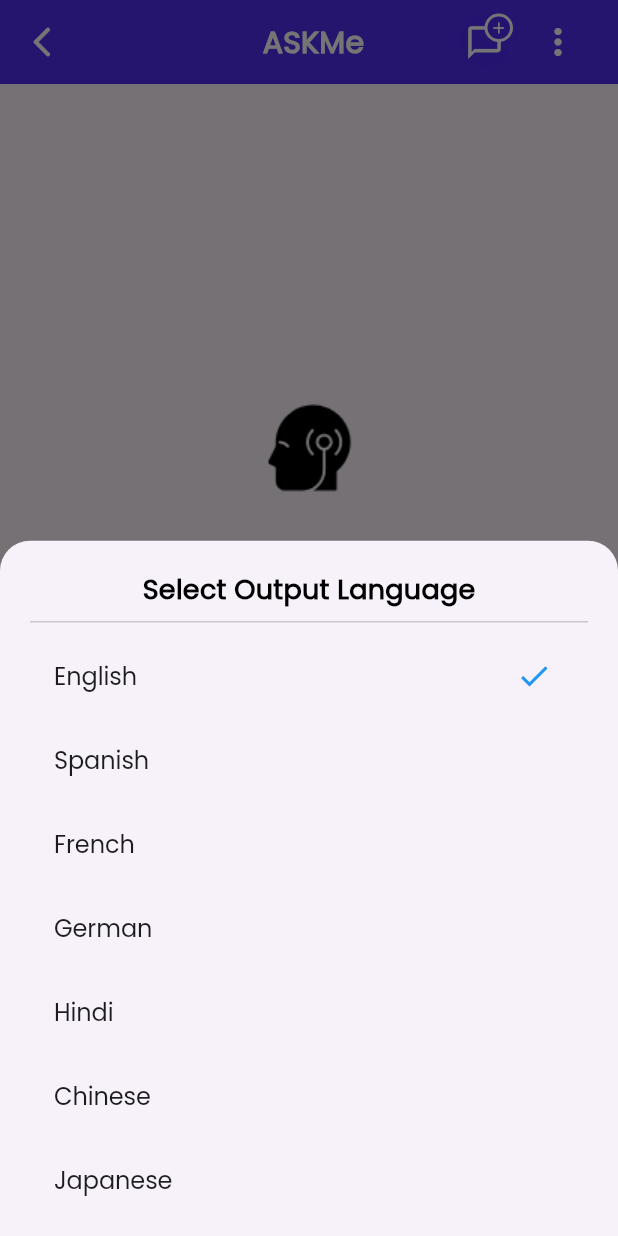
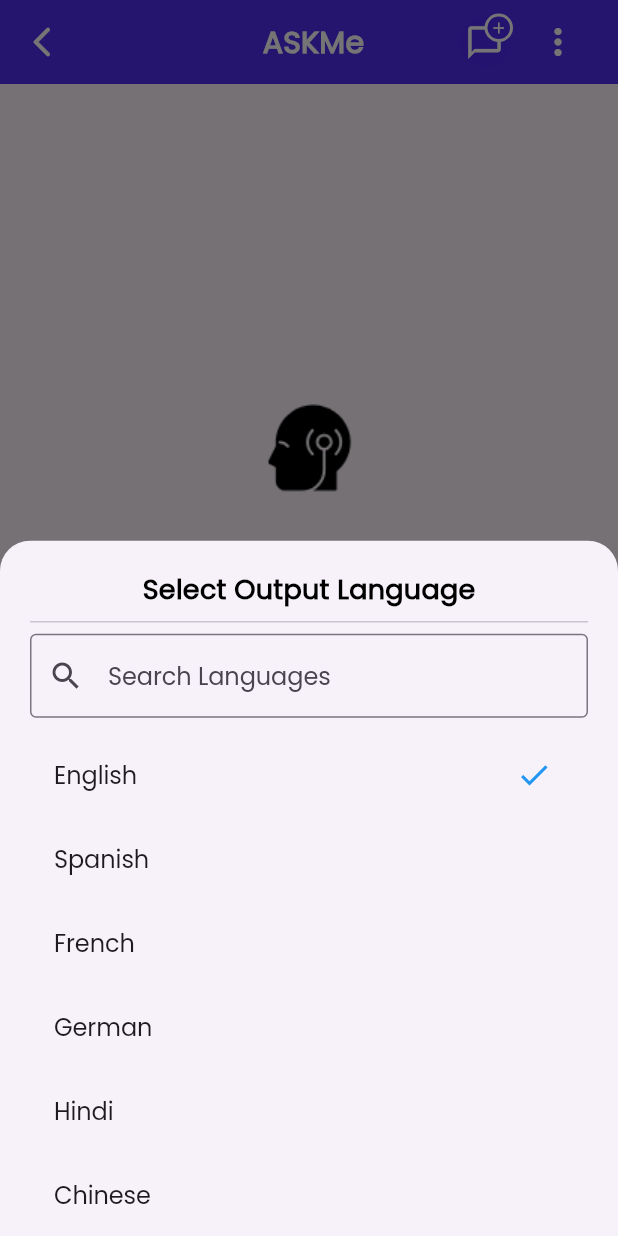
Before and after one commit to VSI0N/ACADEMe, a Flutter app: the ASKMe screen opened directly, item 2 of the bottom bar chosen, after a tap on the "more vert" icon, on a phone screen of 412 x 824 dp. Run offline on Flutter 3.47's test engine with Material 3 defaults, Android fonts, the phone set to English and light mode, and no system bars; our stand-ins replace cloud_firestore, file_picker, firebase_auth, firebase_core, google_sign_in, image_picker and 2 more; missing offline and left inert: record; accounts and stored records are empty.

Commit message:
Added Search and Scrolling feature in Output Languages

```diff
--- a/ACADEMe-frontend/lib/home/pages/ASKMe.dart
+++ b/ACADEMe-frontend/lib/home/pages/ASKMe.dart
@@ -7,6 +7,7 @@
 import 'dart:convert';
 import 'package:path_provider/path_provider.dart';
 import 'dart:io';
+import 'dart:async';
 
 class ASKMe extends StatefulWidget {
   @override
@@ -19,6 +20,29 @@
   final TextEditingController _textController = TextEditingController();
   final AudioRecorder _audioRecorder = AudioRecorder();
   bool _isRecording = false;
+
+  String searchQuery = "";
+  List<Map<String, String>> languages = [
+    {'name': 'English', 'code': 'en'},
+    {'name': 'Spanish', 'code': 'es'},
+    {'name': 'French', 'code': 'fr'},
+    {'name': 'German', 'code': 'de'},
+    {'name': 'Hindi', 'code': 'hi'},
+    {'name': 'Chinese', 'code': 'zh'},
+    {'name': 'Japanese', 'code': 'ja'},
+    {'name': 'Bengali', 'code': 'bn'},
+  ];
+
+  List<Map<String, String>> _getFilteredLanguages() {
+    if (searchQuery.isEmpty) {
+      return languages; // If search query is empty, show all languages
+    } else {
+      return languages
+          .where((language) =>
+          language['name']!.toLowerCase().contains(searchQuery.toLowerCase()))
+          .toList(); // Filter the languages based on the search query
+    }
+  }
 
   @override
   void dispose() {
@@ -241,24 +265,45 @@
     showModalBottomSheet(
       context: this.context,
       shape: RoundedRectangleBorder(
-          borderRadius: BorderRadius.vertical(top: Radius.circular(20))),
+        borderRadius: BorderRadius.vertical(top: Radius.circular(20)),
+      ),
       builder: (BuildContext modalContext) {
         return Padding(
           padding: EdgeInsets.all(20),
           child: Column(
             mainAxisSize: MainAxisSize.min,
             children: [
-              Text("Select Output Language",
-                  style: TextStyle(fontSize: 18, fontWeight: FontWeight.bold)),
+              Text(
+                "Select Output Language",
+                style: TextStyle(fontSize: 18, fontWeight: FontWeight.bold),
+              ),
               Divider(),
-              _languageTile("English", "en", modalContext),
-              _languageTile("Spanish", "es", modalContext),
-              _languageTile("French", "fr", modalContext),
-              _languageTile("German", "de", modalContext),
-              _languageTile("Hindi", "hi", modalContext),
-              _languageTile("Chinese", "zh", modalContext),
-              _languageTile("Japanese", "ja", modalContext),
-              _languageTile("Bengali", "bn", modalContext),
+              // Search bar with live filtering
+              TextField(
+                decoration: InputDecoration(
+                  labelText: 'Search Languages',
+                  border: OutlineInputBorder(),
+                  prefixIcon: Icon(Icons.search),
+                ),
+                onChanged: (query) {
+                  setState(() {
+                    searchQuery = query; // Update the search query immediately
+                  });
+                },
+              ),
+              SizedBox(height: 10),
+              // Scrollable list of filtered languages
+              Expanded(
+                child: ListView(
+                  children: _getFilteredLanguages().map((language) {
+                    return _languageTile(
+                      language['name'] ?? '',  // Default to empty if null
+                      language['code'] ?? '',  // Default to empty if null
+                      modalContext,
+                    );
+                  }).toList(),
+                ),
+              ),
             ],
           ),
         );
@@ -420,8 +465,7 @@
     );
   }
 
-  Widget _languageTile(String language, String code,
-      BuildContext modalContext) {
+  Widget _languageTile(String language, String code, BuildContext modalContext) {
     return ListTile(
       title: Text(language),
       trailing: selectedLanguage == code
```
Also changed, not shown: 4 other files.
